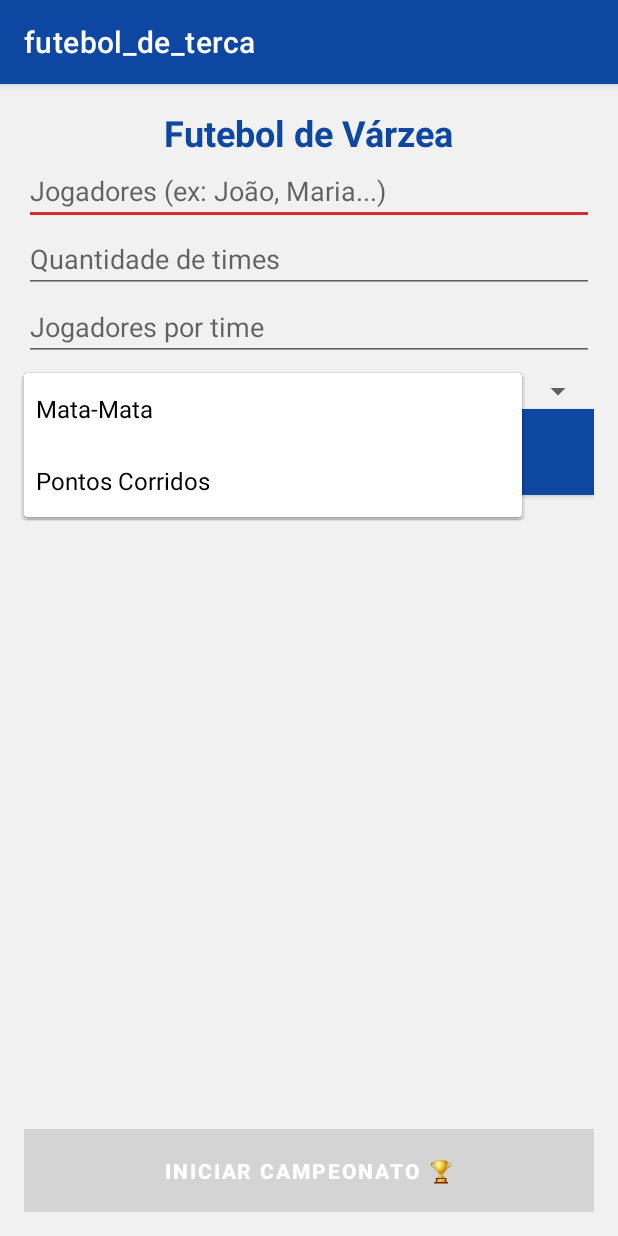
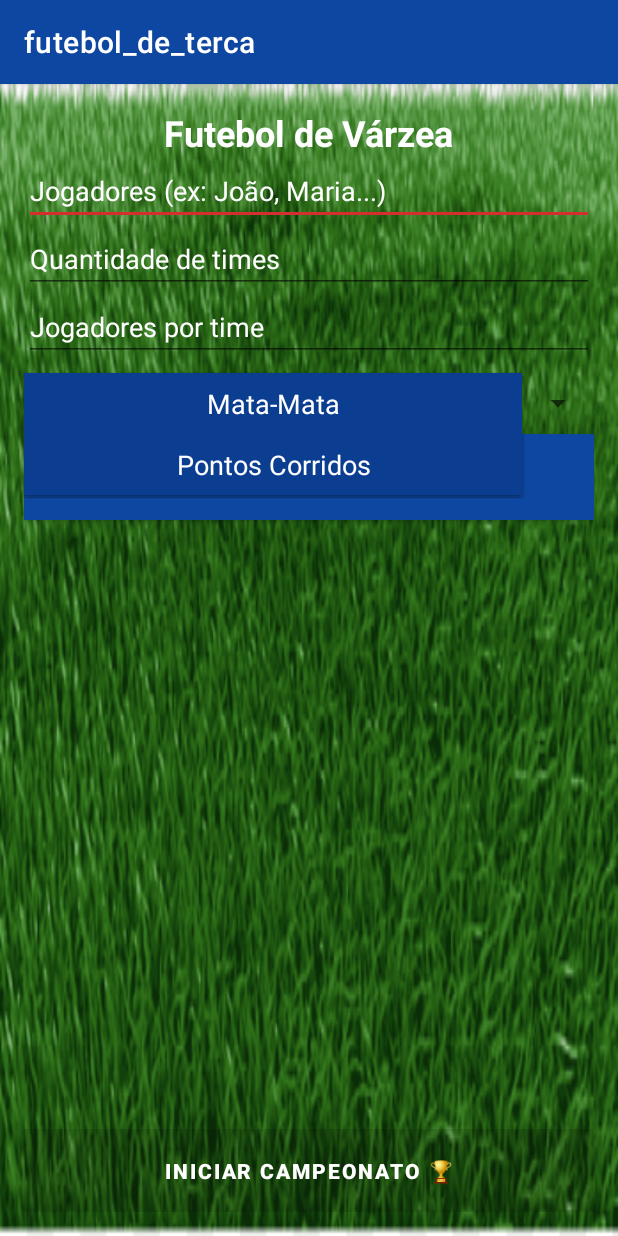
Before and after one commit to osmarDesenvolvedorDeSoftware/futebol_de_terca, an Android app: the screen it shows after launch (MainActivity), after a tap on "Mata-Mata", on a phone screen of 412 x 824 dp. Run offline under Robolectric (Android 15) with nearby library versions, the phone set to English and light mode, and no system bars.

Commit message:
Ajustes no design e correções no Spinner

```diff
--- a/app/src/main/AndroidManifest.xml
+++ b/app/src/main/AndroidManifest.xml
@@ -1,5 +1,6 @@
 <manifest xmlns:android="http://schemas.android.com/apk/res/android"
     package="com.example.futebol_de_terca">
+    <uses-permission android:name="android.permission.FOREGROUND_SERVICE_MEDIA_PLAYBACK"/>
 
     <application
         android:allowBackup="true"
--- a/app/src/main/java/com/example/futebol_de_terca/MainActivity.kt
+++ b/app/src/main/java/com/example/futebol_de_terca/MainActivity.kt
@@ -1,13 +1,11 @@
 package com.example.futebol_de_terca
 
 import android.content.Intent
+import android.media.MediaPlayer
 import android.os.Bundle
-import android.widget.Button
-import android.widget.EditText
-import android.widget.Spinner
-import android.widget.TextView
-import android.widget.Toast
+import android.widget.*
 import androidx.appcompat.app.AppCompatActivity
+import android.widget.ArrayAdapter
 
 class MainActivity : AppCompatActivity() {
 
@@ -44,6 +42,15 @@ class MainActivity : AppCompatActivity() {
 
         btnGenerateTeams.setOnClickListener { generateTeams() }
         btnStartChampionship.setOnClickListener { startTournament() }
+
+        // Configurar o Spinner com o layout personalizado
+        val adapter = ArrayAdapter.createFromResource(
+            this,
+            R.array.tournament_types,
+            R.layout.spinner_item // Usa o layout personalizado para item selecionado
+        )
+        adapter.setDropDownViewResource(R.layout.spinner_dropdown_item) // Usa o layout do dropdown
+        spTournamentType.adapter = adapter
     }
 
     private fun generateTeams() {
@@ -64,7 +71,7 @@ class MainActivity : AppCompatActivity() {
             return
         }
 
-        val availableNames = teamNames.shuffled().take(teamCount) // Pegamos nomes aleatórios
+        val availableNames = teamNames.shuffled().take(teamCount)
 
         generatedTeams = List(teamCount) { index ->
             val start = index * playersPerTeam
@@ -78,6 +85,13 @@ class MainActivity : AppCompatActivity() {
 
         btnStartChampionship.isEnabled = true
         showToast("Times gerados!")
+
+        val mediaPlayer = MediaPlayer.create(this, R.raw.torcida)
+        mediaPlayer.setOnCompletionListener { mp ->
+            mp.release() // Libera a memória após a execução do áudio
+        }
+        mediaPlayer.start()
+
     }
 
     private fun startTournament() {
--- /dev/null
+++ b/app/src/main/res/drawable/button_pressed.xml
@@ -0,0 +1,4 @@
+<selector xmlns:android="http://schemas.android.com/apk/res/android">
+    <item android:state_pressed="true" android:drawable="@color/accent"/>
+    <item android:drawable="@color/primary"/>
+</selector>
--- a/app/src/main/res/layout/activity_main.xml
+++ b/app/src/main/res/layout/activity_main.xml
@@ -5,7 +5,7 @@
     android:layout_width="match_parent"
     android:layout_height="match_parent"
     android:padding="16dp"
-    android:background="@color/background"
+    android:background="@drawable/grama_fundo"
     android:gravity="center">
 
     <TextView
@@ -14,28 +14,34 @@
         android:text="Futebol de Várzea"
         android:textSize="24sp"
         android:textStyle="bold"
-        android:textColor="@color/primary"/>
+        android:textColor="@android:color/white"/>
 
     <EditText
         android:id="@+id/etPlayers"
         android:layout_width="match_parent"
         android:layout_height="wrap_content"
         android:hint="Jogadores (ex: João, Maria...)"
-        android:inputType="text"/>
+        android:inputType="text"
+        android:textColor="@android:color/white"
+        android:textColorHint="@android:color/white"/>
 
     <EditText
         android:id="@+id/etTeamCount"
         android:layout_width="match_parent"
         android:layout_height="wrap_content"
         android:hint="Quantidade de times"
-        android:inputType="number"/>
+        android:inputType="number"
+        android:textColor="@android:color/white"
+        android:textColorHint="@android:color/white"/>
 
     <EditText
         android:id="@+id/etPlayersPerTeam"
         android:layout_width="match_parent"
         android:layout_height="wrap_content"
         android:hint="Jogadores por time"
-        android:inputType="number"/>
+        android:inputType="number"
+        android:textColor="@android:color/white"
+        android:textColorHint="@android:color/white"/>
 
     <Spinner
         android:id="@+id/spTournamentType"
@@ -64,7 +70,8 @@
             android:id="@+id/tvGeneratedTeams"
             android:layout_width="match_parent"
             android:layout_height="wrap_content"
-            android:textSize="16sp"/>
+            android:textSize="16sp"
+            android:textColor="@android:color/white"/>
     </ScrollView>
 
     <Button
@@ -77,4 +84,6 @@
         android:textStyle="bold"
         android:padding="12dp"
         android:enabled="false"/>
+
+
 </LinearLayout>
--- /dev/null
+++ b/app/src/main/res/layout/spinner_dropdown_item.xml
@@ -0,0 +1,10 @@
+<?xml version="1.0" encoding="utf-8"?>
+<TextView
+    xmlns:android="http://schemas.android.com/apk/res/android"
+    android:layout_width="match_parent"
+    android:layout_height="wrap_content"
+    android:textSize="18sp"
+    android:padding="8dp"
+    android:textColor="@android:color/white"
+    android:background="@color/primary_dark"
+    android:gravity="center"/>
--- /dev/null
+++ b/app/src/main/res/layout/spinner_item.xml
@@ -0,0 +1,9 @@
+<?xml version="1.0" encoding="utf-8"?>
+<TextView
+    xmlns:android="http://schemas.android.com/apk/res/android"
+    android:layout_width="match_parent"
+    android:layout_height="wrap_content"
+    android:textSize="18sp"
+    android:padding="8dp"
+    android:textColor="@android:color/white"
+    android:gravity="center"/>
--- a/app/src/main/res/values/colors.xml
+++ b/app/src/main/res/values/colors.xml
@@ -5,4 +5,8 @@
     <color name="accent">#D32F2F</color> <!-- Vermelho -->
     <color name="background">#F1F1F1</color> <!-- Cinza Claro -->
     <color name="white">#FFFFFF</color>
+    <color name="gold">#FFD700</color>
+    <color name="silver">#C0C0C0</color>
+    <color name="bronze">#CD7F32</color>
+
 </resources>
--- /dev/null
+++ b/app/src/main/res/values/spinner_style.xml
@@ -0,0 +1,6 @@
+<resources>
+    <style name="SpinnerStyle" parent="Widget.AppCompat.Spinner">
+        <item name="android:popupBackground">@color/primary_dark</item>
+        <item name="android:textColor">@android:color/white</item>
+    </style>
+</resources>
```
Also changed, not shown: app/src/main/java/com/example/futebol_de_terca/StandingsAdapter.kt (+14 -2 lines), app/src/main/res/drawable/grama_fundo.png (added), 5 other files.
